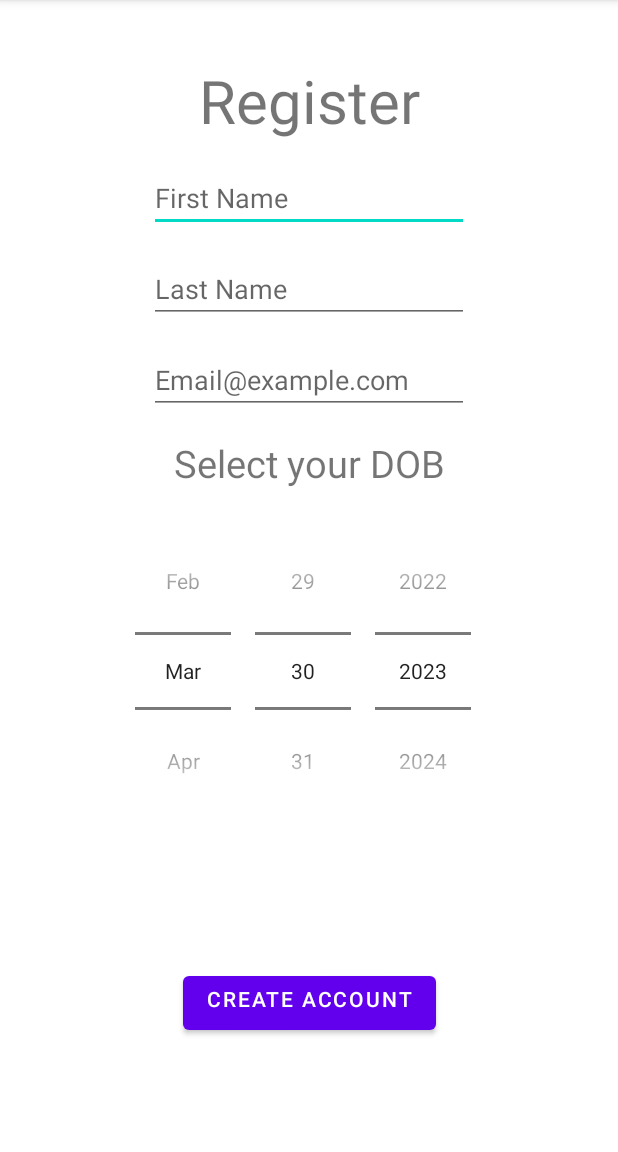
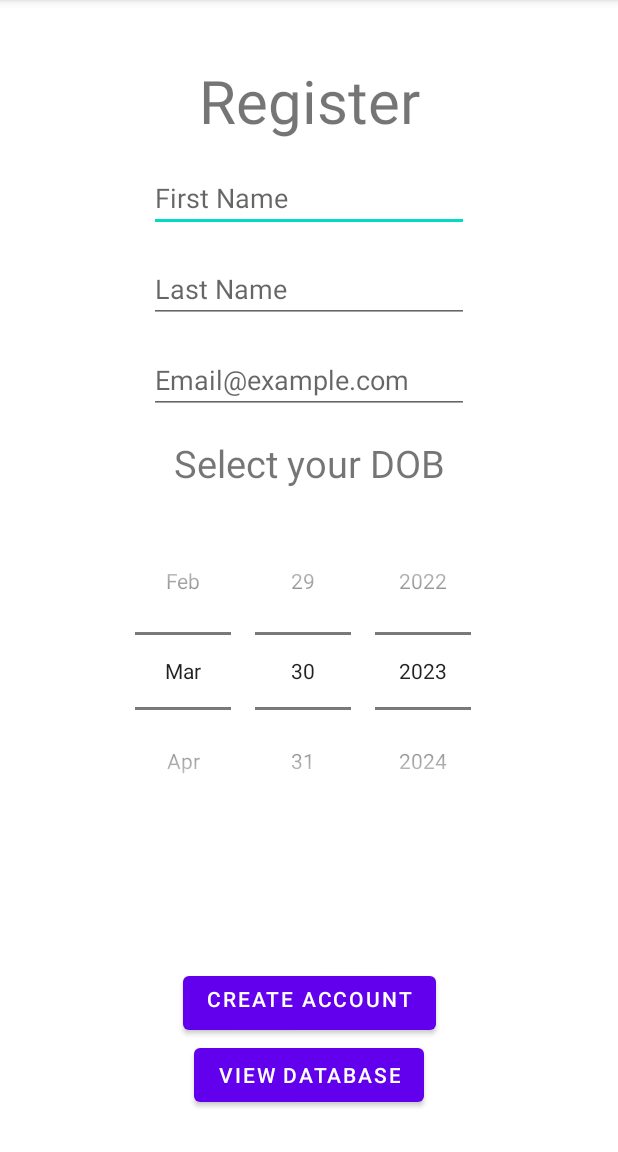
Before and after one commit to MattRahlfs/Skinder, an Android app: the RegisterActivity screen opened directly, with no data from a screen before it, after a tap on "CREATE ACCOUNT", on a phone screen of 412 x 824 dp, the part 84-1236 px from its top. Run offline under Robolectric (Android 15) with nearby library versions, the phone set to English and light mode, and no system bars.

Commit message:
Support for SQLITE
created logic to take the user details and  insert it into a database when the register button is pressed

```diff
--- a/app/src/main/AndroidManifest.xml
+++ b/app/src/main/AndroidManifest.xml
@@ -1,6 +1,7 @@
 <?xml version="1.0" encoding="utf-8"?>
 <manifest xmlns:android="http://schemas.android.com/apk/res/android"
     xmlns:tools="http://schemas.android.com/tools">
+    <uses-permission android:name="android.permission.READ_EXTERNAL_STORAGE" />
 
     <application
         android:allowBackup="true"
--- /dev/null
+++ b/app/src/main/java/com/example/skinder/DatabaseHelper.kt
@@ -0,0 +1,67 @@
+package com.example.skinder
+
+import android.content.ContentValues
+import android.content.Context
+import android.database.Cursor
+import android.database.sqlite.SQLiteDatabase
+import android.database.sqlite.SQLiteOpenHelper
+
+class DatabaseHelper(context: Context, factory: SQLiteDatabase.CursorFactory?):
+    SQLiteOpenHelper(context, DATABASE_NAME, factory, DATABASE_VERSION) {
+
+    companion object {
+        private val DATABASE_NAME = "skinder"
+        private val DATABASE_VERSION = 1
+        private val TABLE_NAME = "tbl_skinder_accounts"
+    }
+
+    override fun onCreate(db: SQLiteDatabase) {
+        val databaseInitializerQuery =
+            ("CREATE TABLE $TABLE_NAME (emailAddress STRING PRIMARY KEY, firstName STRING, lastName STRING, birthDate STRING)")
+
+        db.execSQL(databaseInitializerQuery)
+    }
+
+    override fun onUpgrade(db: SQLiteDatabase, p1: Int, p2: Int) {
+        // this method is to check if table already exists
+        db.execSQL("DROP TABLE IF EXISTS " + TABLE_NAME)
+        onCreate(db)
+    }
+
+    fun createNewAccount(
+        firstName: String,
+        lastName: String,
+        emailAddress: String,
+        birthDate: String
+    ) {
+
+        val values = ContentValues()
+
+        values.put("firstName", firstName)
+        values.put("lastName", lastName)
+        values.put("emailAddress", emailAddress)
+        values.put("birthDate", birthDate)
+
+        val db = this.writableDatabase
+
+        db.insert(TABLE_NAME, null, values)
+
+        db.close()
+
+    }
+
+    fun getName(): Cursor? {
+
+        // here we are creating a readable
+        // variable of our database
+        // as we want to read value from it
+        val db = this.readableDatabase
+
+        // below code returns a cursor to
+        // read data from the database
+        return db.rawQuery("SELECT * FROM " + TABLE_NAME, null)
+
+
+    }
+
+}
--- a/app/src/main/java/com/example/skinder/RegisterActivity.kt
+++ b/app/src/main/java/com/example/skinder/RegisterActivity.kt
@@ -1,12 +1,12 @@
 package com.example.skinder
 
-import android.content.Intent
+
 import androidx.appcompat.app.AppCompatActivity
 import android.os.Bundle
 import android.widget.Button
 import android.widget.DatePicker
 import android.widget.EditText
-import androidx.core.view.get
+import android.widget.Toast
 
 private class UserDetailReturn<fn, ln, ea, DOB>(
     val firstName:fn,
@@ -16,11 +16,14 @@ private class UserDetailReturn<fn, ln, ea, DOB>(
 
 )
 class RegisterActivity : AppCompatActivity() {
+
+
+
     override fun onCreate(savedInstanceState: Bundle?) {
         super.onCreate(savedInstanceState)
         setContentView(R.layout.activity_register)
 
-        fun getUserDetails():UserDetailReturn<String, String, String, String>{
+        fun getUserDetails(): UserDetailReturn<String, String, String, String> {
 
             val firstName = findViewById<EditText>(R.id.etFirstName).text.toString()
             val lastName = findViewById<EditText>(R.id.etLastName).text.toString()
@@ -28,45 +31,73 @@ class RegisterActivity : AppCompatActivity() {
             val datePickerUnit = findViewById<DatePicker>(R.id.dpDOBPicker)
             val day = datePickerUnit.dayOfMonth
             val month = (datePickerUnit.month + 1)
-            var year = datePickerUnit.year.toString()
-            val birthDate = day.toString()+month.toString()+year.toString()
+            val year = datePickerUnit.year.toString()
+            var birthDate = day.toString() + month.toString() + year
 
-            if (day < 10){
+
+            if ((day < 10) && (month < 10)) {
                 var dayReal = day.toString()
                 dayReal = "0" + dayReal
-                val monthReal = day.toString()
+                var monthReal = month.toString()
+                monthReal = "0" + monthReal
 
-                val birthDate = dayReal+monthReal+year
+                var birthDate = dayReal + monthReal + year
                 return UserDetailReturn(firstName, lastName, emailAddress, birthDate)
 
-            }else if(month < 10){
-                var monthReal = day.toString()
-                monthReal = "0" + monthReal
-                val dayReal = day.toString()
+            } else if (day < 10) {
+                var dayReal = day.toString()
+                dayReal = "0" + dayReal
+                var monthReal = month.toString()
 
-                val birthDate = dayReal+monthReal+year
+                var birthDate = dayReal + monthReal + year
                 return UserDetailReturn(firstName, lastName, emailAddress, birthDate)
 
-            }else if ((day < 10) && (month < 10)){
-                var dayReal = day.toString()
-                dayReal = "0" + dayReal
-
-                var monthReal = day.toString()
+            } else if (month < 10) {
+                var monthReal = month.toString()
                 monthReal = "0" + monthReal
 
+                var dayReal = day.toString()
 
-                val birthDate = dayReal+monthReal+year
+
+                var birthDate = dayReal + monthReal + year
 
                 return UserDetailReturn(firstName, lastName, emailAddress, birthDate)
-            }else{
+            } else {
                 return UserDetailReturn(firstName, lastName, emailAddress, birthDate)
             }
 
+
         }
 
+
+
         val createAccountButton: Button = findViewById(R.id.btnCreateAccount)
-        createAccountButton.setOnClickListener{
-            println(getUserDetails().firstName)
+        createAccountButton.setOnClickListener {
+            var userDetails = getUserDetails()
+            val db = DatabaseHelper(this, null)
+            println(userDetails.firstName)
+            println(userDetails.lastName)
+            println(userDetails.emailAddress)
+            println(userDetails.birthDate)
+
+            db.createNewAccount(userDetails.firstName, userDetails.lastName, userDetails.emailAddress, userDetails.birthDate)
+            Toast.makeText(this, "${userDetails.emailAddress}  was added to the database", Toast.LENGTH_LONG).show()
+
+
+
+        }
+
+        val viewDatabaseButton: Button = findViewById(R.id.btnviewDatabase)
+        viewDatabaseButton.setOnClickListener{
+            val db = DatabaseHelper(this, null)
+            val cursor = db.getName()
+            cursor!!.moveToFirst()
+            while(cursor.moveToNext()) {
+                println(cursor.getString(0))
+            }
+
+            cursor.close()
+
         }
 
 
--- a/app/src/main/res/layout/activity_register.xml
+++ b/app/src/main/res/layout/activity_register.xml
@@ -96,6 +96,14 @@
             app:layout_constraintTop_toBottomOf="@+id/dpDOBPicker"
             android:layout_marginTop="15dp"/>
 
+        <Button
+            android:id="@+id/btnviewDatabase"
+            android:layout_width="wrap_content"
+            android:layout_height="wrap_content"
+            android:text="view database"
+            app:layout_constraintEnd_toEndOf="parent"
+            app:layout_constraintStart_toStartOf="parent"
+            app:layout_constraintTop_toBottomOf="@+id/btnCreateAccount" />
 
 
     </androidx.constraintlayout.widget.ConstraintLayout>
```
